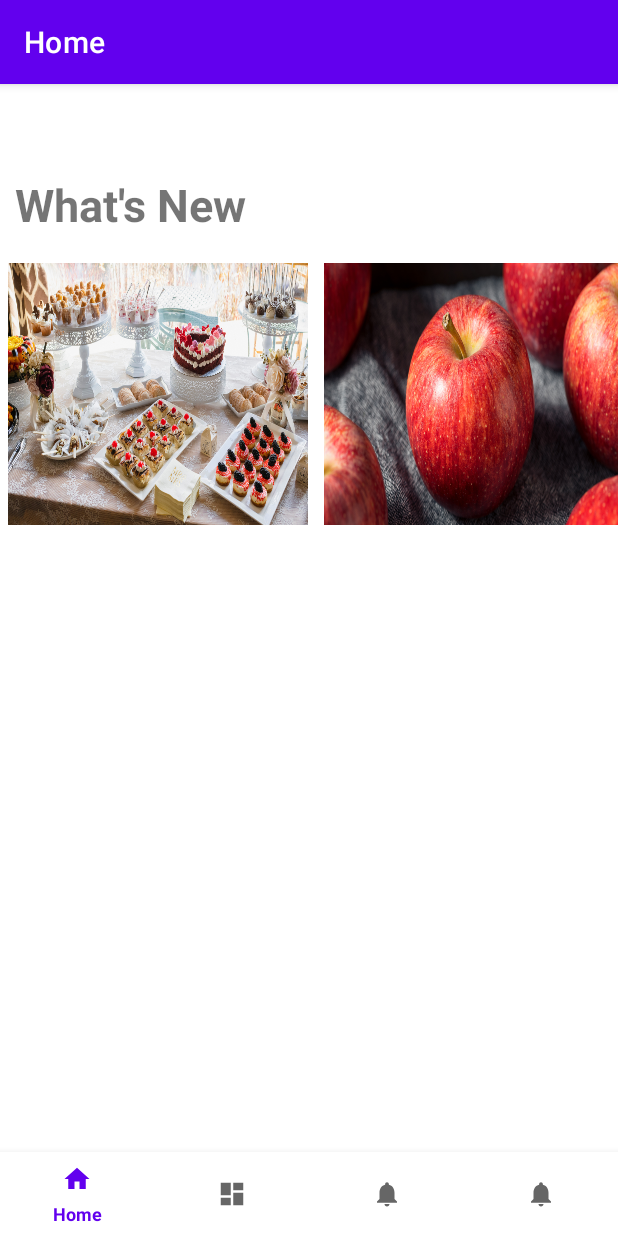
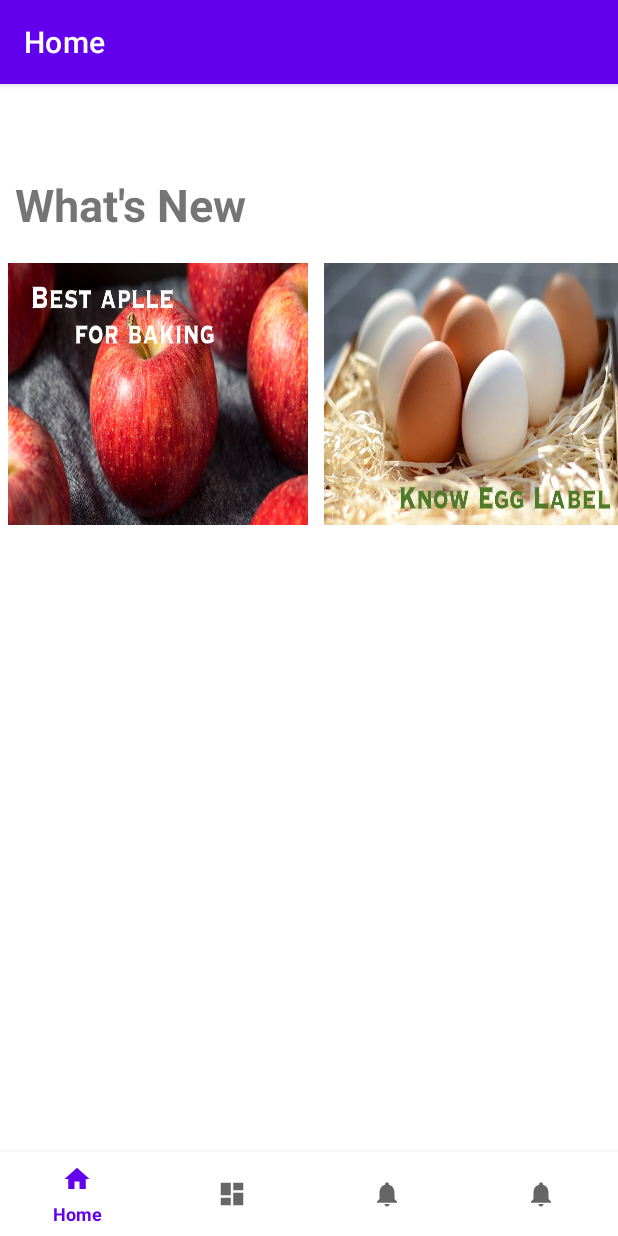
Before and after one commit to JohnSalinas123/CS4750_PantryPal, an Android app: the screen it shows after launch (MainActivity), on a phone screen of 412 x 824 dp. Run offline under Robolectric (Android 15) with nearby library versions, the phone set to English and light mode, and no system bars; our stand-ins replace navigation-ui.

Commit message:
final news window look

```diff
--- a/app/src/main/res/layout/fragment_home.xml
+++ b/app/src/main/res/layout/fragment_home.xml
@@ -32,19 +32,9 @@
             android:layout_height="match_parent"
             android:orientation="horizontal">
 
-            <ImageButton
-                android:id="@+id/imageButton1"
-                android:layout_weight="0"
-                android:layout_width="200dp"
-                android:layout_height="180dp"
-                android:adjustViewBounds="true"
-                android:background="@null"
-                android:scaleType="fitXY"
-                android:src="@drawable/holidaysugar"
-                android:layout_margin="5dp" />
 
             <ImageButton
-                android:id="@+id/imageButton2"
+                android:id="@+id/news_apple"
                 android:layout_width="200dp"
                 android:layout_height="180dp"
                 android:adjustViewBounds="true"
@@ -56,7 +46,18 @@
 
 
             <ImageButton
-                android:id="@+id/imageButton3"
+                android:id="@+id/news_egg"
+                android:layout_width="200dp"
+                android:layout_height="180dp"
+                android:adjustViewBounds="true"
+                android:background="@null"
+                android:scaleType="fitXY"
+                android:layout_weight="1"
+                android:src="@drawable/egg"
+                android:layout_margin="5dp"/>
+
+            <ImageButton
+                android:id="@+id/news_oil"
                 android:layout_width="200dp"
                 android:layout_height="180dp"
                 android:adjustViewBounds="true"
@@ -67,18 +68,7 @@
                 android:layout_margin="5dp" />
 
             <ImageButton
-                android:id="@+id/imageButton4"
-                android:layout_width="200dp"
-                android:layout_height="180dp"
-                android:adjustViewBounds="true"
-                android:background="@null"
-                android:scaleType="fitXY"
-                android:layout_weight="1"
-                android:src="@drawable/egg"
-                android:layout_margin="5dp"/>
-
-            <ImageButton
-                android:id="@+id/imageButton5"
+                android:id="@+id/news_skittles"
                 android:layout_width="200dp"
                 android:layout_height="180dp"
                 android:adjustViewBounds="true"
@@ -88,6 +78,17 @@
                 android:src="@drawable/skittles"
                 android:layout_margin="5dp" />
 
+            <ImageButton
+                android:id="@+id/news_sugar"
+                android:layout_weight="0"
+                android:layout_width="200dp"
+                android:layout_height="180dp"
+                android:adjustViewBounds="true"
+                android:background="@null"
+                android:scaleType="fitXY"
+                android:src="@drawable/holidaysugar"
+                android:layout_margin="5dp" />
+
 
         </LinearLayout>
     </HorizontalScrollView>
```
Also changed, not shown: app/src/main/res/drawable/apple.jpg (added), app/src/main/res/drawable/apple.webp (deleted), app/src/main/res/drawable/coconutoil.jpg (added), app/src/main/res/drawable/coconutoil.webp (deleted), app/src/main/res/drawable/egg.jpg (added), app/src/main/res/drawable/egg.webp (deleted), app/src/main/res/drawable/holidaysugar.jpg (added), app/src/main/res/drawable/holidaysugar.webp (deleted), app/src/main/res/drawable/skittles.jpg (added), app/src/main/res/drawable/skittles.webp (deleted), 6 other files.
